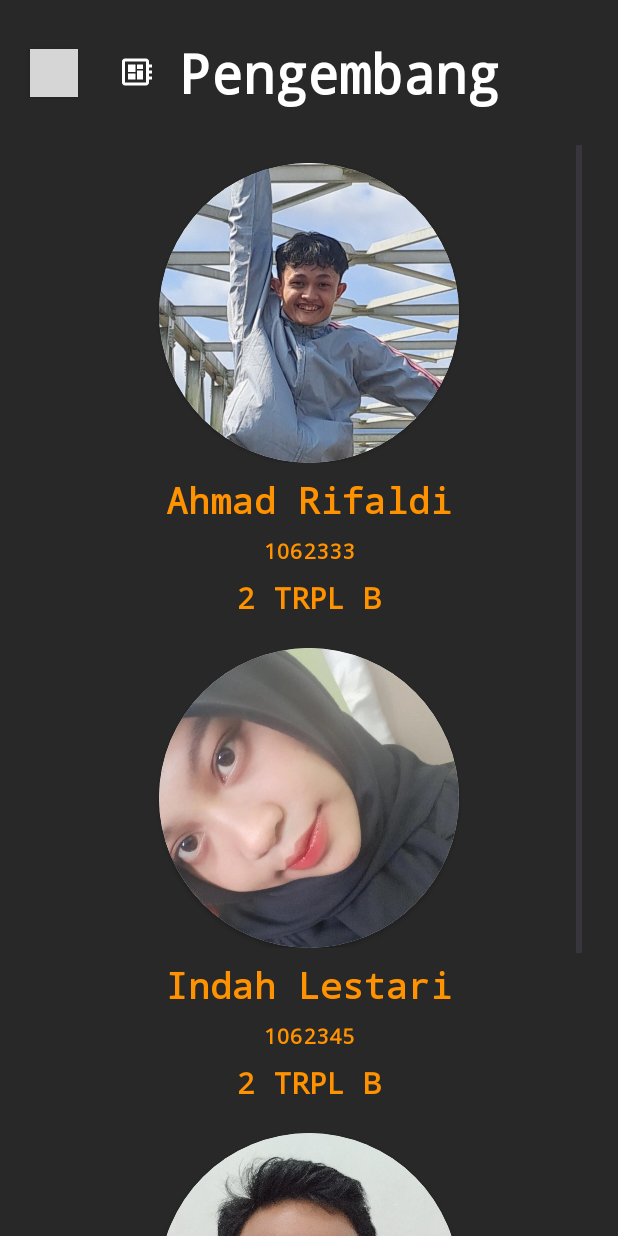
After one commit to Clavers07/cui-jaya-dashboard, an Android app: the InfoActivity screen opened directly, with no data from a screen before it, on a phone screen of 412 x 824 dp. The commit adds this screen. Run offline under Robolectric (Android 15) with nearby library versions, the phone set to English and light mode, and no system bars; grey boxes are pictures that could not be loaded.

Commit message:
Add menu Info Developer

```diff
--- /dev/null
+++ b/app/src/main/java/com/example/database/InfoActivity.kt
@@ -0,0 +1,31 @@
+package com.example.database
+
+import android.os.Bundle
+import androidx.activity.enableEdgeToEdge
+import androidx.appcompat.app.AppCompatActivity
+import androidx.core.view.ViewCompat
+import androidx.core.view.WindowInsetsCompat
+import com.example.database.databinding.ActivityInfoBinding
+
+class InfoActivity : AppCompatActivity() {
+
+    private lateinit var binding: ActivityInfoBinding
+
+    override fun onCreate(savedInstanceState: Bundle?) {
+        super.onCreate(savedInstanceState)
+        enableEdgeToEdge()
+
+        binding = ActivityInfoBinding.inflate(layoutInflater)
+        setContentView(binding.root)
+
+        ViewCompat.setOnApplyWindowInsetsListener(findViewById(R.id.main)) { v, insets ->
+            val systemBars = insets.getInsets(WindowInsetsCompat.Type.systemBars())
+            v.setPadding(systemBars.left, systemBars.top, systemBars.right, systemBars.bottom)
+            insets
+        }
+
+        binding.kembali.setOnClickListener {
+            finish()
+        }
+    }
+}
--- a/app/src/main/java/com/example/database/MainActivity.kt
+++ b/app/src/main/java/com/example/database/MainActivity.kt
@@ -48,6 +48,12 @@ class MainActivity : AppCompatActivity() {
         binding.pengeluaran.setOnClickListener {
             val intent = Intent(this, ActivityBahan::class.java)
             startActivity(intent)
+        }
+
+        binding.info.setOnClickListener {
+            Intent(this, InfoActivity::class.java).also {
+                startActivity(it)
+            }
         }
 
     }
--- /dev/null
+++ b/app/src/main/res/drawable/dev_board.xml
@@ -0,0 +1,5 @@
+<vector xmlns:android="http://schemas.android.com/apk/res/android" android:height="24dp" android:tint="#FFFFFF" android:viewportHeight="24" android:viewportWidth="24" android:width="24dp">
+
+    <path android:fillColor="@android:color/white" android:pathData="M22,9L22,7h-2L20,5c0,-1.1 -0.9,-2 -2,-2L4,3c-1.1,0 -2,0.9 -2,2v14c0,1.1 0.9,2 2,2h14c1.1,0 2,-0.9 2,-2v-2h2v-2h-2v-2h2v-2h-2L20,9h2zM18,19L4,19L4,5h14v14zM6,13h5v4L6,17zM12,7h4v3h-4zM6,7h5v5L6,12zM12,11h4v6h-4z"/>
+
+</vector>
--- /dev/null
+++ b/app/src/main/res/layout/activity_info.xml
@@ -0,0 +1,251 @@
+<?xml version="1.0" encoding="utf-8"?>
+<androidx.constraintlayout.widget.ConstraintLayout xmlns:android="http://schemas.android.com/apk/res/android"
+    xmlns:app="http://schemas.android.com/apk/res-auto"
+    xmlns:tools="http://schemas.android.com/tools"
+    android:id="@+id/main"
+    android:background="#282828"
+    android:layout_width="match_parent"
+    android:layout_height="match_parent"
+    tools:context=".InfoActivity">
+
+    <androidx.constraintlayout.widget.ConstraintLayout
+        android:id="@+id/header"
+        android:layout_width="match_parent"
+        android:layout_height="wrap_content"
+        android:paddingTop="24dp"
+        app:layout_constraintEnd_toEndOf="parent"
+        app:layout_constraintStart_toStartOf="parent"
+        app:layout_constraintTop_toTopOf="parent">
+
+        <androidx.appcompat.widget.AppCompatButton
+            android:id="@+id/kembali"
+            android:layout_width="32dp"
+            android:layout_height="32dp"
+            android:layout_marginStart="20dp"
+            android:background="@drawable/baseline_arrow_back_ios_new_24"
+            app:layout_constraintBottom_toBottomOf="@id/title"
+            app:layout_constraintStart_toStartOf="parent"
+            app:layout_constraintTop_toTopOf="@id/title"
+            tools:ignore="MissingConstraints" />
+
+        <TextView
+            android:id="@+id/title"
+            android:layout_width="wrap_content"
+            android:layout_height="wrap_content"
+            android:drawableStart="@drawable/dev_board"
+            android:drawablePadding="16dp"
+            android:fontFamily="monospace"
+            android:text="Pengembang"
+            android:textAlignment="center"
+            android:textColor="@color/white"
+            android:textSize="36dp"
+            android:textStyle="bold"
+            app:layout_constraintBottom_toBottomOf="parent"
+            app:layout_constraintEnd_toEndOf="parent"
+            app:layout_constraintStart_toStartOf="parent"
+            app:layout_constraintTop_toTopOf="parent">
+
+        </TextView>
+    </androidx.constraintlayout.widget.ConstraintLayout>
+
+    <ScrollView
+        android:layout_width="match_parent"
+        android:layout_height="0dp"
+        android:layout_marginTop="24dp"
+        android:paddingStart="24dp"
+        android:paddingEnd="24dp"
+        app:layout_constraintTop_toBottomOf="@id/header"
+        app:layout_constraintEnd_toEndOf="parent"
+        app:layout_constraintStart_toStartOf="parent"
+        app:layout_constraintBottom_toBottomOf="parent">
+
+        <LinearLayout
+            android:layout_width="match_parent"
+            android:layout_height="wrap_content"
+            android:orientation="vertical">
+
+            <LinearLayout
+                android:layout_width="match_parent"
+                android:layout_height="wrap_content"
+                android:orientation="vertical"
+                android:paddingTop="12dp"
+                android:paddingBottom="12dp">
+
+                <androidx.constraintlayout.widget.ConstraintLayout
+                    android:layout_width="match_parent"
+                    android:layout_height="wrap_content">
+
+                    <androidx.cardview.widget.CardView
+                        android:layout_width="200dp"
+                        android:layout_height="200dp"
+                        app:cardCornerRadius="100dp"
+                        app:layout_constraintEnd_toEndOf="parent"
+                        app:layout_constraintStart_toStartOf="parent"
+                        app:layout_constraintTop_toTopOf="parent">
+
+                        <ImageView
+                            android:layout_width="fill_parent"
+                            android:layout_height="fill_parent"
+                            app:srcCompat="@drawable/rifal" />
+
+                    </androidx.cardview.widget.CardView>
+                </androidx.constraintlayout.widget.ConstraintLayout>
+
+                <TextView
+                    android:layout_width="match_parent"
+                    android:layout_height="wrap_content"
+                    android:layout_margin="8dp"
+                    android:fontFamily="monospace"
+                    android:text="Ahmad Rifaldi"
+                    android:textAlignment="center"
+                    android:textColor="@color/gamma"
+                    android:textSize="24sp"
+                    android:textStyle="bold" />
+
+                <TextView
+                    android:layout_width="match_parent"
+                    android:layout_height="wrap_content"
+                    android:layout_margin="0dp"
+                    android:fontFamily="monospace"
+                    android:text="1062333"
+                    android:textAlignment="center"
+                    android:textColor="@color/gamma"
+                    android:textStyle="bold" />
+
+                <TextView
+                    android:layout_width="match_parent"
+                    android:layout_height="wrap_content"
+                    android:layout_margin="8dp"
+                    android:fontFamily="monospace"
+                    android:text="2 TRPL B"
+                    android:textAlignment="center"
+                    android:textColor="@color/gamma"
+                    android:textSize="20dp"
+                    android:textStyle="bold" />
+
+            </LinearLayout>
+
+            <LinearLayout
+                android:layout_width="match_parent"
+                android:layout_height="wrap_content"
+                android:orientation="vertical"
+                android:paddingTop="0dp"
+                android:paddingBottom="0dp">
+
+                <androidx.constraintlayout.widget.ConstraintLayout
+                    android:layout_width="match_parent"
+                    android:layout_height="wrap_content">
+
+                    <androidx.cardview.widget.CardView
+                        android:layout_width="200dp"
+                        android:layout_height="200dp"
+                        app:cardCornerRadius="100dp"
+                        app:layout_constraintEnd_toEndOf="parent"
+                        app:layout_constraintStart_toStartOf="parent"
+                        app:layout_constraintTop_toTopOf="parent">
+
+                        <ImageView
+                            android:layout_width="fill_parent"
+                            android:layout_height="fill_parent"
+                            app:srcCompat="@drawable/indah" />
+
+                    </androidx.cardview.widget.CardView>
+                </androidx.constraintlayout.widget.ConstraintLayout>
+
+                <TextView
+                    android:layout_width="match_parent"
+                    android:layout_height="wrap_content"
+                    android:layout_margin="8dp"
+                    android:fontFamily="monospace"
+                    android:text="Indah Lestari"
+                    android:textAlignment="center"
+                    android:textColor="@color/gamma"
+                    android:textSize="24sp"
+                    android:textStyle="bold" />
+
+                <TextView
+                    android:layout_width="match_parent"
+                    android:layout_height="wrap_content"
+                    android:layout_margin="0dp"
+                    android:fontFamily="monospace"
+                    android:text="1062345"
+                    android:textAlignment="center"
+                    android:textColor="@color/gamma"
+                    android:textStyle="bold" />
+
+                <TextView
+                    android:layout_width="match_parent"
+                    android:layout_height="wrap_content"
+                    android:layout_margin="8dp"
+                    android:fontFamily="monospace"
+                    android:text="2 TRPL B"
+                    android:textAlignment="center"
+                    android:textColor="@color/gamma"
+                    android:textSize="20dp"
+                    android:textStyle="bold" />
+
+            </LinearLayout>
+
+            <LinearLayout
+                android:layout_width="match_parent"
+                android:layout_height="wrap_content"
+                android:orientation="vertical"
+                android:paddingTop="12dp"
+                android:paddingBottom="12dp">
+
+                <androidx.constraintlayout.widget.ConstraintLayout
+                    android:layout_width="match_parent"
+                    android:layout_height="wrap_content">
+
+                    <androidx.cardview.widget.CardView
+                        android:layout_width="200dp"
+                        android:layout_height="200dp"
+                        app:cardCornerRadius="100dp"
+                        app:layout_constraintEnd_toEndOf="parent"
+                        app:layout_constraintStart_toStartOf="parent"
+                        app:layout_constraintTop_toTopOf="parent">
+
+                        <ImageView
+                            android:layout_width="fill_parent"
+                            android:layout_height="fill_parent"
+                            app:srcCompat="@drawable/kalam" />
+
+                    </androidx.cardview.widget.CardView>
+                </androidx.constraintlayout.widget.ConstraintLayout>
+
+                <TextView
+                    android:layout_width="match_parent"
+                    android:layout_height="wrap_content"
+                    android:layout_margin="8dp"
+                    android:fontFamily="monospace"
+                    android:text="Muhammad Kalam Sabili"
+                    android:textAlignment="center"
+                    android:textColor="@color/gamma"
+                    android:textSize="24sp"
+                    android:textStyle="bold" />
+
+                <TextView
+                    android:layout_width="match_parent"
+                    android:layout_height="wrap_content"
+                    android:fontFamily="monospace"
+                    android:text="1062351"
+                    android:textAlignment="center"
+                    android:textColor="@color/gamma"
+                    android:textStyle="bold" />
+
+                <TextView
+                    android:layout_width="match_parent"
+                    android:layout_height="wrap_content"
+                    android:layout_margin="8dp"
+                    android:fontFamily="monospace"
+                    android:text="2 TRPL B"
+                    android:textAlignment="center"
+                    android:textColor="@color/gamma"
+                    android:textSize="20dp"
+                    android:textStyle="bold" />
+
+            </LinearLayout>
+
+        </LinearLayout>
+    </ScrollView>
+</androidx.constraintlayout.widget.ConstraintLayout>
```
Also changed, not shown: app/src/main/AndroidManifest.xml (+7 -5 lines), app/src/main/res/drawable/indah.jpg (added), app/src/main/res/drawable/kalam.jpg (added), app/src/main/res/drawable/rifal.jpg (added).
